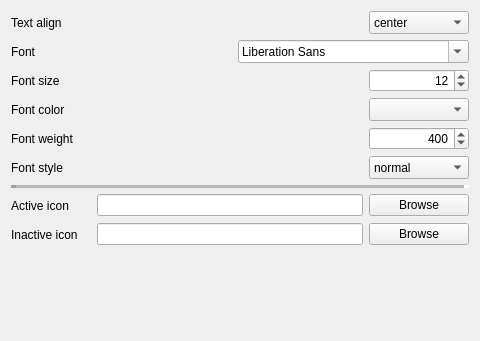
Before: the Qt Designer form sources/plasmoid-kde4/appearance.ui in arcan1s/netctl-gui, drawn with Qt 5.
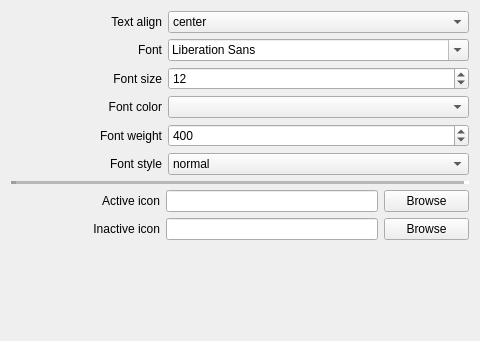
After: the same form once the commit is applied. Custom widgets are drawn as their Qt base class.

What changed in the file:
```diff
--- a/sources/plasmoid-kde4/appearance.ui
+++ b/sources/plasmoid-kde4/appearance.ui
@@ -37,27 +37,37 @@
     <layout class="QHBoxLayout" name="horizontalLayout_inactiveIcon">
      <item>
       <widget class="QLabel" name="label_inactiveIcon">
-       <property name="minimumSize">
-        <size>
-         <width>80</width>
-         <height>23</height>
-        </size>
+       <property name="sizePolicy">
+        <sizepolicy hsizetype="Preferred" vsizetype="Preferred">
+         <horstretch>7</horstretch>
+         <verstretch>0</verstretch>
+        </sizepolicy>
        </property>
        <property name="text">
         <string>Inactive icon</string>
        </property>
+       <property name="alignment">
+        <set>Qt::AlignRight|Qt::AlignTrailing|Qt::AlignVCenter</set>
+       </property>
       </widget>
      </item>
      <item>
-      <widget class="QLineEdit" name="lineEdit_inactiveIcon"/>
+      <widget class="QLineEdit" name="lineEdit_inactiveIcon">
+       <property name="sizePolicy">
+        <sizepolicy hsizetype="Expanding" vsizetype="Fixed">
+         <horstretch>10</horstretch>
+         <verstretch>0</verstretch>
+        </sizepolicy>
+       </property>
+      </widget>
      </item>
      <item>
       <widget class="QPushButton" name="pushButton_inactiveIcon">
-       <property name="minimumSize">
-        <size>
-         <width>100</width>
-         <height>0</height>
-        </size>
+       <property name="sizePolicy">
+        <sizepolicy hsizetype="Minimum" vsizetype="Fixed">
+         <horstretch>4</horstretch>
+         <verstretch>0</verstretch>
+        </sizepolicy>
        </property>
        <property name="text">
         <string>Browse</string>
@@ -70,44 +80,28 @@
     <layout class="QHBoxLayout" name="layout_fontColor">
      <item>
       <widget class="QLabel" name="label_fontColor">
-       <property name="minimumSize">
-        <size>
-         <width>80</width>
-         <height>23</height>
-        </size>
+       <property name="sizePolicy">
+        <sizepolicy hsizetype="Preferred" vsizetype="Preferred">
+         <horstretch>1</horstretch>
+         <verstretch>0</verstretch>
+        </sizepolicy>
        </property>
        <property name="text">
         <string>Font color</string>
        </property>
+       <property name="alignment">
+        <set>Qt::AlignRight|Qt::AlignTrailing|Qt::AlignVCenter</set>
+       </property>
       </widget>
      </item>
-     <item>
-      <spacer name="horizontalSpacer_fontColor">
-       <property name="orientation">
-        <enum>Qt::Horizontal</enum>
-       </property>
-       <property name="sizeHint" stdset="0">
-        <size>
-         <width>40</width>
-         <height>20</height>
-        </size>
-       </property>
-      </spacer>
-     </item>
      <item>
       <widget class="KColorCombo" name="kcolorcombo_fontColor">
        <property name="sizePolicy">
         <sizepolicy hsizetype="Preferred" vsizetype="Fixed">
-         <horstretch>0</horstretch>
+         <horstretch>2</horstretch>
          <verstretch>0</verstretch>
         </sizepolicy>
        </property>
-       <property name="minimumSize">
-        <size>
-         <width>100</width>
-         <height>23</height>
-        </size>
-       </property>
        <property name="toolTip">
         <string>Set font color</string>
        </property>
@@ -132,50 +126,31 @@
     <layout class="QHBoxLayout" name="layout_fontSize">
      <item>
       <widget class="QLabel" name="label_fontSize">
-       <property name="minimumSize">
-        <size>
-         <width>80</width>
-         <height>23</height>
-        </size>
+       <property name="sizePolicy">
+        <sizepolicy hsizetype="Preferred" vsizetype="Preferred">
+         <horstretch>1</horstretch>
+         <verstretch>0</verstretch>
+        </sizepolicy>
        </property>
        <property name="text">
         <string>Font size</string>
        </property>
+       <property name="alignment">
+        <set>Qt::AlignRight|Qt::AlignTrailing|Qt::AlignVCenter</set>
+       </property>
       </widget>
      </item>
-     <item>
-      <spacer name="horizontalSpacer_fontSize">
-       <property name="orientation">
-        <enum>Qt::Horizontal</enum>
-       </property>
-       <property name="sizeHint" stdset="0">
-        <size>
-         <width>40</width>
-         <height>20</height>
-        </size>
-       </property>
-      </spacer>
-     </item>
      <item>
       <widget class="QSpinBox" name="spinBox_fontSize">
        <property name="sizePolicy">
         <sizepolicy hsizetype="Preferred" vsizetype="Fixed">
-         <horstretch>0</horstretch>
+         <horstretch>2</horstretch>
          <verstretch>0</verstretch>
         </sizepolicy>
        </property>
-       <property name="minimumSize">
-        <size>
-         <width>100</width>
-         <height>23</height>
-        </size>
-       </property>
        <property name="toolTip">
         <string>Set font size</string>
        </property>
-       <property name="alignment">
-        <set>Qt::AlignRight|Qt::AlignTrailing|Qt::AlignVCenter</set>
-       </property>
        <property name="minimum">
         <number>7</number>
        </property>
@@ -193,50 +168,31 @@
     <layout class="QHBoxLayout" name="layout_fontWeight">
      <item>
       <widget class="QLabel" name="label_fontWeight">
-       <property name="minimumSize">
-        <size>
-         <width>80</width>
-         <height>23</height>
-        </size>
+       <property name="sizePolicy">
+        <sizepolicy hsizetype="Preferred" vsizetype="Preferred">
+         <horstretch>1</horstretch>
+         <verstretch>0</verstretch>
+        </sizepolicy>
        </property>
        <property name="text">
         <string>Font weight</string>
        </property>
+       <property name="alignment">
+        <set>Qt::AlignRight|Qt::AlignTrailing|Qt::AlignVCenter</set>
+       </property>
       </widget>
      </item>
-     <item>
-      <spacer name="horizontalSpacer_fontWeight">
-       <property name="orientation">
-        <enum>Qt::Horizontal</enum>
-       </property>
-       <property name="sizeHint" stdset="0">
-        <size>
-         <width>40</width>
-         <height>20</height>
-        </size>
-       </property>
-      </spacer>
-     </item>
      <item>
       <widget class="QSpinBox" name="spinBox_fontWeight">
        <property name="sizePolicy">
         <sizepolicy hsizetype="Preferred" vsizetype="Fixed">
-         <horstretch>0</horstretch>
+         <horstretch>2</horstretch>
          <verstretch>0</verstretch>
         </sizepolicy>
        </property>
-       <property name="minimumSize">
-        <size>
-         <width>100</width>
-         <height>23</height>
-        </size>
-       </property>
        <property name="toolTip">
         <string>Set font weight</string>
        </property>
-       <property name="alignment">
-        <set>Qt::AlignRight|Qt::AlignTrailing|Qt::AlignVCenter</set>
-       </property>
        <property name="minimum">
         <number>300</number>
        </property>
@@ -257,44 +213,28 @@
     <layout class="QHBoxLayout" name="layout_fontStyle">
      <item>
       <widget class="QLabel" name="label_fontStyle">
-       <property name="minimumSize">
-        <size>
-         <width>80</width>
-         <height>23</height>
-        </size>
+       <property name="sizePolicy">
+        <sizepolicy hsizetype="Preferred" vsizetype="Preferred">
+         <horstretch>1</horstretch>
+         <verstretch>0</verstretch>
+        </sizepolicy>
        </property>
        <property name="text">
         <string>Font style</string>
        </property>
+       <property name="alignment">
+        <set>Qt::AlignRight|Qt::AlignTrailing|Qt::AlignVCenter</set>
+       </property>
       </widget>
      </item>
-     <item>
-      <spacer name="horizontalSpacer_fontStyle">
-       <property name="orientation">
-        <enum>Qt::Horizontal</enum>
-       </property>
-       <property name="sizeHint" stdset="0">
-        <size>
-         <width>40</width>
-         <height>20</height>
-        </size>
-       </property>
-      </spacer>
-     </item>
      <item>
       <widget class="QComboBox" name="comboBox_fontStyle">
        <property name="sizePolicy">
         <sizepolicy hsizetype="Preferred" vsizetype="Fixed">
-         <horstretch>0</horstretch>
+         <horstretch>2</horstretch>
          <verstretch>0</verstretch>
         </sizepolicy>
        </property>
-       <property name="minimumSize">
-        <size>
-         <width>100</width>
-         <height>23</height>
-        </size>
-       </property>
        <property name="toolTip">
         <string>Set font style</string>
        </property>
@@ -316,44 +256,28 @@
     <layout class="QHBoxLayout" name="layout_font">
      <item>
       <widget class="QLabel" name="label_font">
-       <property name="minimumSize">
-        <size>
-         <width>80</width>
-         <height>23</height>
-        </size>
+       <property name="sizePolicy">
+        <sizepolicy hsizetype="Preferred" vsizetype="Preferred">
+         <horstretch>1</horstretch>
+         <verstretch>0</verstretch>
+        </sizepolicy>
        </property>
        <property name="text">
         <string>Font</string>
        </property>
+       <property name="alignment">
+        <set>Qt::AlignRight|Qt::AlignTrailing|Qt::AlignVCenter</set>
+       </property>
       </widget>
      </item>
-     <item>
-      <spacer name="horizontalSpacer_font">
-       <property name="orientation">
-        <enum>Qt::Horizontal</enum>
-       </property>
-       <property name="sizeHint" stdset="0">
-        <size>
-         <width>40</width>
-         <height>20</height>
-        </size>
-       </property>
-      </spacer>
-     </item>
      <item>
       <widget class="QFontComboBox" name="fontComboBox_font">
        <property name="sizePolicy">
-        <sizepolicy hsizetype="Expanding" vsizetype="Fixed">
-         <horstretch>0</horstretch>
+        <sizepolicy hsizetype="Preferred" vsizetype="Fixed">
+         <horstretch>2</horstretch>
          <verstretch>0</verstretch>
         </sizepolicy>
        </property>
-       <property name="minimumSize">
-        <size>
-         <width>180</width>
-         <height>23</height>
-        </size>
-       </property>
        <property name="toolTip">
         <string>Set font family</string>
        </property>
@@ -365,27 +289,37 @@
     <layout class="QHBoxLayout" name="layout_activeIcon">
      <item>
       <widget class="QLabel" name="label_activeIcon">
-       <property name="minimumSize">
-        <size>
-         <width>80</width>
-         <height>23</height>
-        </size>
+       <property name="sizePolicy">
+        <sizepolicy hsizetype="Preferred" vsizetype="Preferred">
+         <horstretch>7</horstretch>
+         <verstretch>0</verstretch>
+        </sizepolicy>
        </property>
        <property name="text">
         <string>Active icon</string>
        </property>
+       <property name="alignment">
+        <set>Qt::AlignRight|Qt::AlignTrailing|Qt::AlignVCenter</set>
+       </property>
       </widget>
      </item>
      <item>
-      <widget class="QLineEdit" name="lineEdit_activeIcon"/>
+      <widget class="QLineEdit" name="lineEdit_activeIcon">
+       <property name="sizePolicy">
+        <sizepolicy hsizetype="Expanding" vsizetype="Fixed">
+         <horstretch>10</horstretch>
+         <verstretch>0</verstretch>
+        </sizepolicy>
+       </property>
+      </widget>
      </item>
      <item>
       <widget class="QPushButton" name="pushButton_activeIcon">
-       <property name="minimumSize">
-        <size>
-         <width>100</width>
-         <height>0</height>
-        </size>
+       <property name="sizePolicy">
+        <sizepolicy hsizetype="Minimum" vsizetype="Fixed">
+         <horstretch>4</horstretch>
+         <verstretch>0</verstretch>
+        </sizepolicy>
        </property>
        <property name="text">
         <string>Browse</string>
@@ -398,44 +332,28 @@
     <layout class="QHBoxLayout" name="layout_textAlign">
      <item>
       <widget class="QLabel" name="label_textAlign">
-       <property name="minimumSize">
-        <size>
-         <width>80</width>
-         <height>23</height>
-        </size>
+       <property name="sizePolicy">
+        <sizepolicy hsizetype="Preferred" vsizetype="Preferred">
+         <horstretch>1</horstretch>
+         <verstretch>0</verstretch>
+        </sizepolicy>
        </property>
        <property name="text">
         <string>Text align</string>
        </property>
+       <property name="alignment">
+        <set>Qt::AlignRight|Qt::AlignTrailing|Qt::AlignVCenter</set>
+       </property>
       </widget>
      </item>
-     <item>
-      <spacer name="horizontalSpacer_textAlign">
-       <property name="orientation">
-        <enum>Qt::Horizontal</enum>
-       </property>
-       <property name="sizeHint" stdset="0">
-        <size>
-         <width>40</width>
-         <height>20</height>
-        </size>
-       </property>
-      </spacer>
-     </item>
      <item>
       <widget class="QComboBox" name="comboBox_textAlign">
        <property name="sizePolicy">
         <sizepolicy hsizetype="Preferred" vsizetype="Fixed">
-         <horstretch>0</horstretch>
+         <horstretch>2</horstretch>
          <verstretch>0</verstretch>
         </sizepolicy>
        </property>
-       <property name="minimumSize">
-        <size>
-         <width>100</width>
-         <height>23</height>
-        </size>
-       </property>
        <property name="toolTip">
         <string>Set text align</string>
        </property>
```
